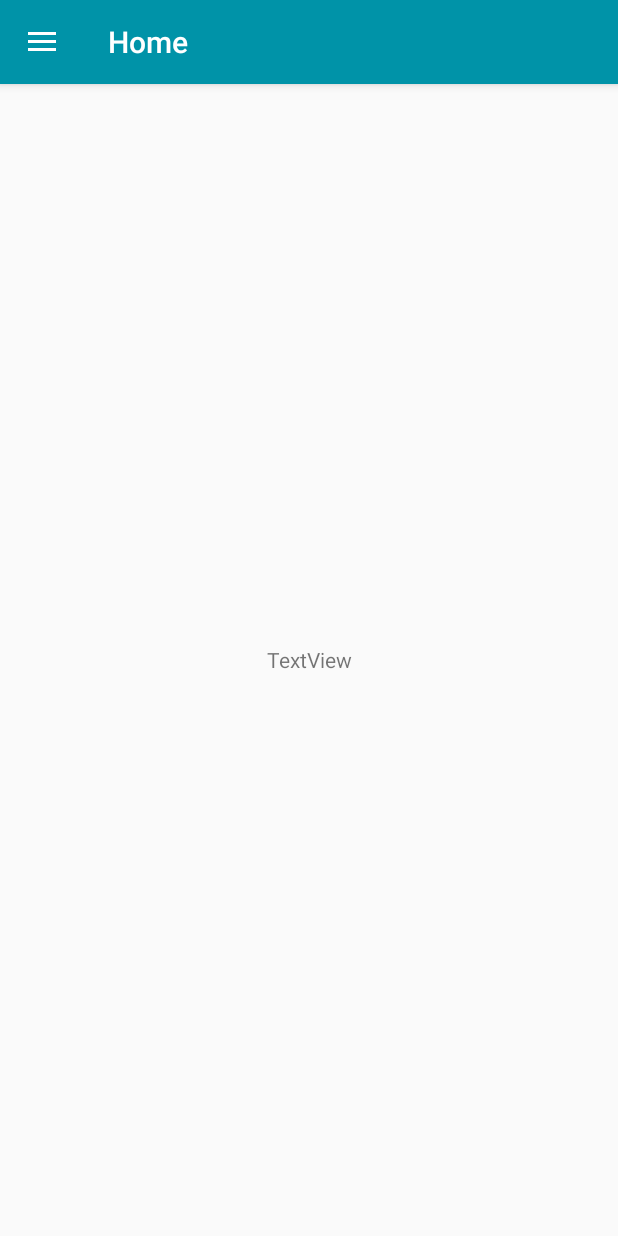
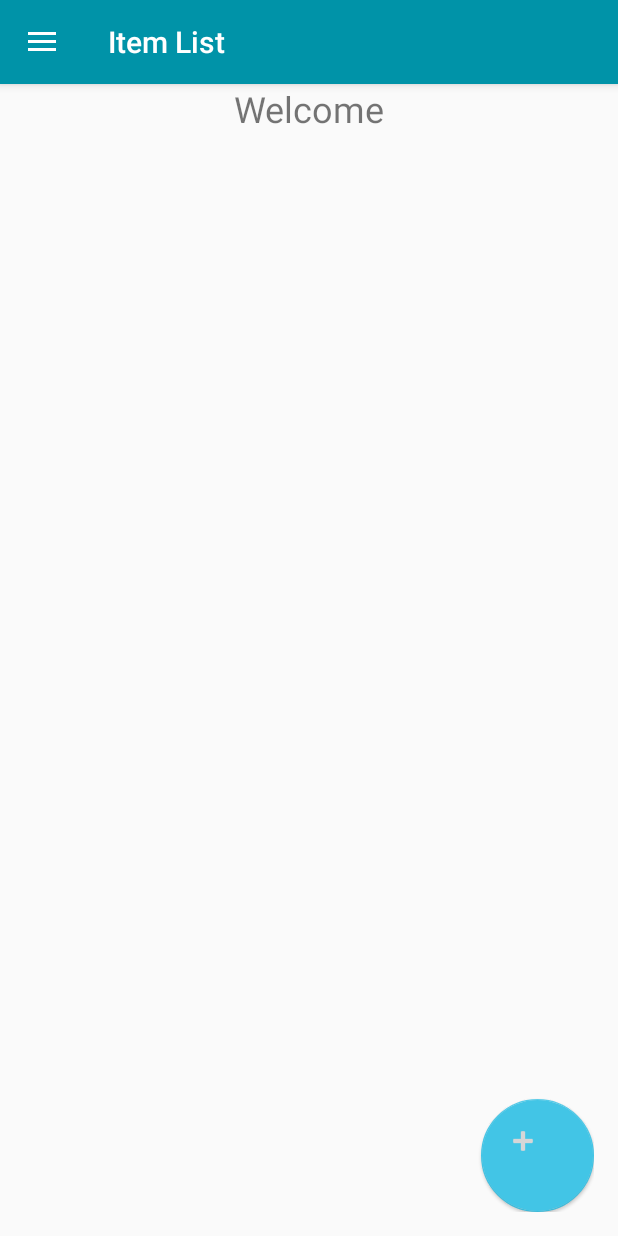
Before and after one commit to GSoft-Goldsmiths/Android-Alpha, an Android app: the MainActivity screen opened directly, with no data from a screen before it, on a phone screen of 412 x 824 dp. Run offline under Robolectric (Android 15) with nearby library versions, the phone set to English and light mode, and no system bars; Roboto replaces fonts that are not available here.

Commit message:
Issue-#6-Update
Added f.a.b. for adding new items to the list (still a work in progress)
minor changes to code optimisation

```diff
--- a/src/app/app/src/main/java/com/gsoft/ilost/MainActivity.java
+++ b/src/app/app/src/main/java/com/gsoft/ilost/MainActivity.java
@@ -8,6 +8,9 @@ import android.support.v7.app.ActionBarDrawerToggle;
 import android.support.v7.app.AppCompatActivity;
 import android.os.Bundle;
 import android.view.MenuItem;
+import android.view.View;
+import android.widget.Button;
+import android.widget.ImageButton;
 
 
 public class MainActivity extends AppCompatActivity {
@@ -19,6 +22,16 @@ public class MainActivity extends AppCompatActivity {
     protected void onCreate(Bundle savedInstanceState) {
         super.onCreate(savedInstanceState);
         setContentView(R.layout.activity_main);
+
+        ImageButton fabImageButton = (ImageButton) findViewById(R.id.floatingActionButton);
+
+        fabImageButton.setOnClickListener(new View.OnClickListener() {
+            @Override
+            public void onClick(View v) {
+                //here
+                startActivity(new Intent(MainActivity.this,addActivity.class));
+            }
+        });
 
         nDrawerLayout = (DrawerLayout) findViewById(R.id.drawerLayout);
         nToggle = new ActionBarDrawerToggle(this, nDrawerLayout, R.string.open, R.string.close);
--- a/src/app/app/src/main/res/layout/activity_main.xml
+++ b/src/app/app/src/main/res/layout/activity_main.xml
@@ -2,25 +2,49 @@
 <android.support.v4.widget.DrawerLayout xmlns:android="http://schemas.android.com/apk/res/android"
     xmlns:app="http://schemas.android.com/apk/res-auto"
     xmlns:tools="http://schemas.android.com/tools"
+    android:id="@+id/drawerLayout"
     android:layout_width="match_parent"
     android:layout_height="match_parent"
-    android:id="@+id/drawerLayout"
     tools:context="com.gsoft.ilost.MainActivity">
 
 
     <LinearLayout
         android:layout_width="match_parent"
-        android:layout_height="match_parent"
-        >
+        android:layout_height="wrap_content">
 
         <TextView
             android:id="@+id/textView2"
-            android:layout_width="121dp"
-            android:layout_height="match_parent"
+            android:layout_width="0dp"
+            android:layout_height="wrap_content"
             android:layout_weight="1"
             android:gravity="center_vertical"
-            android:text="TextView"
-            android:textAlignment="center" />
+            android:text="@string/main"
+            android:textAlignment="center"
+            android:textSize="24sp" />
+
+
+    </LinearLayout>
+
+    <LinearLayout xmlns:android="http://schemas.android.com/apk/res/android"
+        android:layout_width="match_parent"
+        android:layout_height="match_parent"
+        android:gravity="bottom|end"
+        android:orientation="vertical"
+        android:padding="16dp"
+        android:paddingLeft="16dp"
+        android:paddingRight="16dp">
+
+        <android.support.design.widget.FloatingActionButton
+            android:id="@+id/floatingActionButton"
+            android:layout_width="75dp"
+            android:layout_height="0dp"
+            android:layout_weight="1"
+            android:clickable="true"
+            android:padding="5dp"
+            android:tint="@color/white"
+            app:backgroundTint="@color/colorPrimaryBright"
+            app:elevation="1dp"
+            app:srcCompat="@android:drawable/ic_input_add" />
     </LinearLayout>
 
     <android.support.design.widget.NavigationView
@@ -28,8 +52,8 @@
         android:layout_width="wrap_content"
         android:layout_height="match_parent"
         android:layout_gravity="start"
-        app:menu="@menu/navigation_menu"
-        app:headerLayout="@layout/navigation_header">
+        app:headerLayout="@layout/navigation_header"
+        app:menu="@menu/navigation_menu">
 
     </android.support.design.widget.NavigationView>
 
--- a/src/app/app/src/main/res/menu/navigation_menu.xml
+++ b/src/app/app/src/main/res/menu/navigation_menu.xml
@@ -1,6 +1,6 @@
 <?xml version="1.0" encoding="utf-8"?>
-<menu xmlns:tools="http://schemas.android.com/tools"
-    xmlns:android="http://schemas.android.com/apk/res/android">
+<menu xmlns:android="http://schemas.android.com/apk/res/android"
+    xmlns:tools="http://schemas.android.com/tools">
     <item
         android:id="@+id/nav_item_list"
         android:icon="@android:drawable/ic_dialog_dialer"
```
Also changed, not shown: src/app/app/src/main/AndroidManifest.xml (+7 -3 lines), src/app/app/src/main/java/com/gsoft/ilost/addActivity.java (added, +29 -0 lines), src/app/app/src/main/res/layout/activity_add.xml (added, +34 -0 lines), src/app/app/src/main/res/layout/content_add.xml (added, +11 -0 lines), src/app/app/src/main/res/values/strings.xml (+3 -15 lines).
